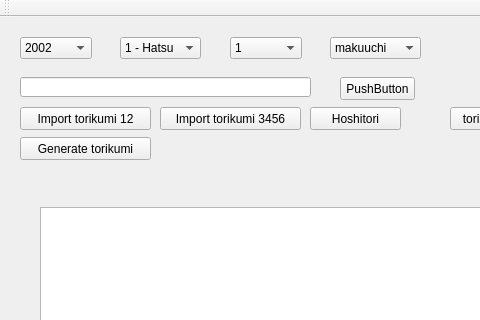
This is mainwindow.ui in akdtg/ozumo as Qt 5 draws it before an edit; both pictures show x 0 to 480 and y 0 to 320 of the 623 by 564 pixel window. The edited form follows.
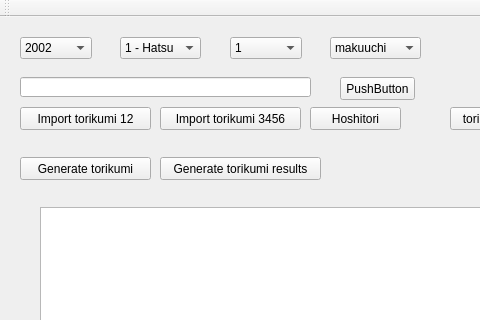
This is the edited form.

Commit message: results of the day generation implemented

The edit to the form file:
```diff
--- a/mainwindow.ui
+++ b/mainwindow.ui
@@ -344,7 +344,7 @@
     <property name="geometry">
      <rect>
       <x>20</x>
-      <y>120</y>
+      <y>140</y>
       <width>131</width>
       <height>23</height>
      </rect>
@@ -353,6 +353,19 @@
      <string>Generate torikumi</string>
     </property>
    </widget>
+   <widget class="QPushButton" name="pushButton_generateTorikumiResults">
+    <property name="geometry">
+     <rect>
+      <x>160</x>
+      <y>140</y>
+      <width>161</width>
+      <height>23</height>
+     </rect>
+    </property>
+    <property name="text">
+     <string>Generate torikumi results</string>
+    </property>
+   </widget>
   </widget>
   <widget class="QMenuBar" name="menuBar">
    <property name="geometry">
```
The commit also changes 2 other files.
